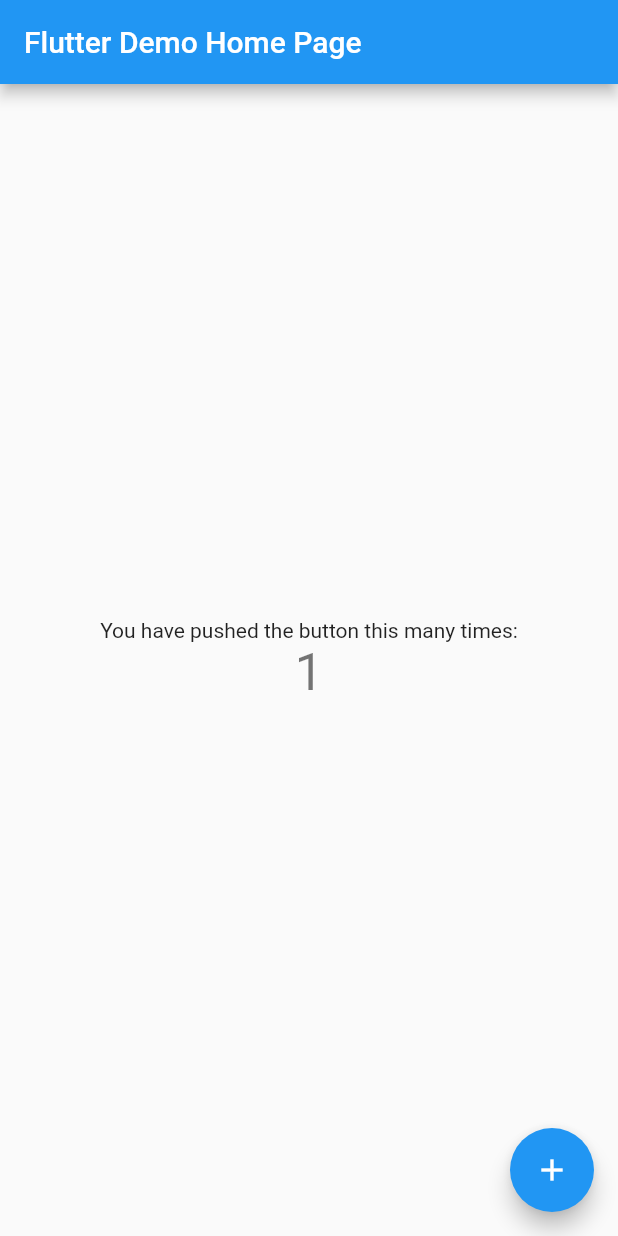
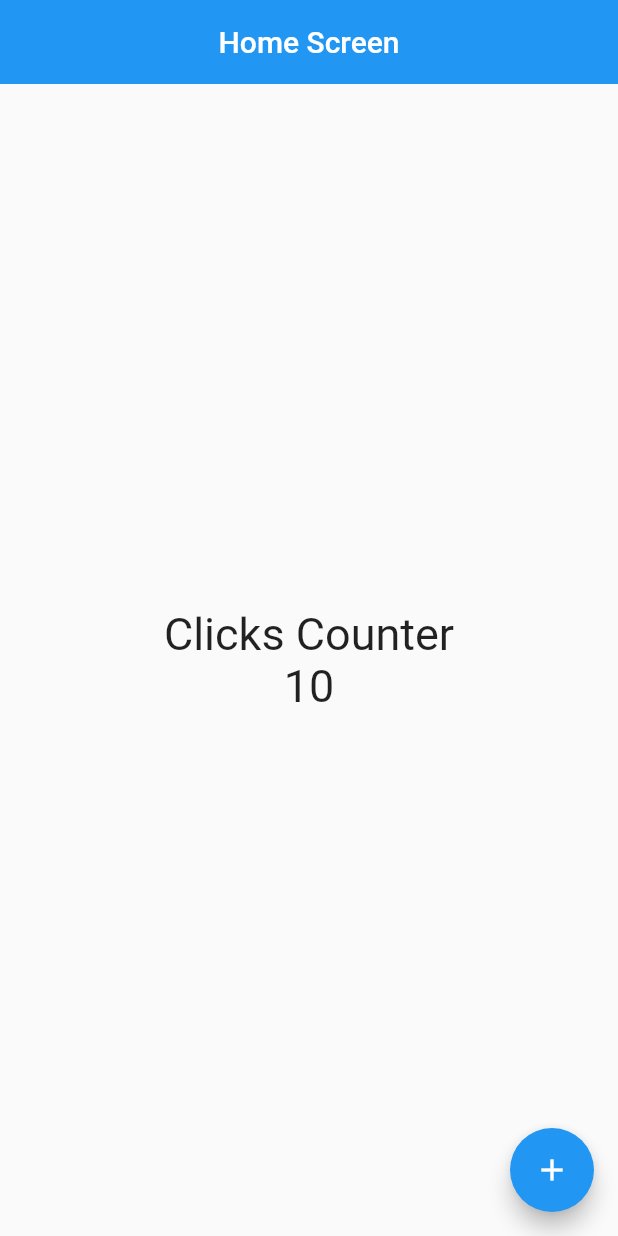
Before and after one commit to israel200021/counter_app, a Flutter app: the screen it shows after launch, after a tap on the "add" icon, on a phone screen of 412 x 824 dp. Run offline on Flutter 3.47's test engine with Material 2 defaults, Android fonts, the phone set to English and light mode, and no system bars.

Commit message:
curso Flutter

```diff
--- a/lib/main.dart
+++ b/lib/main.dart
@@ -1,3 +1,4 @@
+import 'package:counter_app/screens/home_screen.dart';
 import 'package:flutter/material.dart';
 
 void main() {
@@ -7,109 +8,11 @@ void main() {
 class MyApp extends StatelessWidget {
   const MyApp({super.key});
 
-  // This widget is the root of your application.
   @override
   Widget build(BuildContext context) {
-    return MaterialApp(
-      title: 'Flutter Demo',
-      theme: ThemeData(
-        // This is the theme of your application.
-        //
-        // Try running your application with "flutter run". You'll see the
-        // application has a blue toolbar. Then, without quitting the app, try
-        // changing the primarySwatch below to Colors.green and then invoke
-        // "hot reload" (press "r" in the console where you ran "flutter run",
-        // or simply save your changes to "hot reload" in a Flutter IDE).
-        // Notice that the counter didn't reset back to zero; the application
-        // is not restarted.
-        primarySwatch: Colors.blue,
-      ),
-      home: const MyHomePage(title: 'Flutter Demo Home Page'),
+    return const MaterialApp(
+      debugShowCheckedModeBanner: false,
+      home: HomeScreen(),
     );
   }
 }
-
-class MyHomePage extends StatefulWidget {
-  const MyHomePage({super.key, required this.title});
-
-  // This widget is the home page of your application. It is stateful, meaning
-  // that it has a State object (defined below) that contains fields that affect
-  // how it looks.
-
-  // This class is the configuration for the state. It holds the values (in this
-  // case the title) provided by the parent (in this case the App widget) and
-  // used by the build method of the State. Fields in a Widget subclass are
-  // always marked "final".
-
-  final String title;
-
-  @override
-  State<MyHomePage> createState() => _MyHomePageState();
-}
-
-class _MyHomePageState extends State<MyHomePage> {
-  int _counter = 0;
-
-  void _incrementCounter() {
-    setState(() {
-      // This call to setState tells the Flutter framework that something has
-      // changed in this State, which causes it to rerun the build method below
-      // so that the display can reflect the updated values. If we changed
-      // _counter without calling setState(), then the build method would not be
-      // called again, and so nothing would appear to happen.
-      _counter++;
-    });
-  }
-
-  @override
-  Widget build(BuildContext context) {
-    // This method is rerun every time setState is called, for instance as done
-    // by the _incrementCounter method above.
-    //
-    // The Flutter framework has been optimized to make rerunning build methods
-    // fast, so that you can just rebuild anything that needs updating rather
-    // than having to individually change instances of widgets.
-    return Scaffold(
-      appBar: AppBar(
-        // Here we take the value from the MyHomePage object that was created by
-        // the App.build method, and use it to set our appbar title.
-        title: Text(widget.title),
-      ),
-      body: Center(
-        // Center is a layout widget. It takes a single child and positions it
-        // in the middle of the parent.
-        child: Column(
-          // Column is also a layout widget. It takes a list of children and
-          // arranges them vertically. By default, it sizes itself to fit its
-          // children horizontally, and tries to be as tall as its parent.
-          //
-          // Invoke "debug painting" (press "p" in the console, choose the
-          // "Toggle Debug Paint" action from the Flutter Inspector in Android
-          // Studio, or the "Toggle Debug Paint" command in Visual Studio Code)
-          // to see the wireframe for each widget.
-          //
-          // Column has various properties to control how it sizes itself and
-          // how it positions its children. Here we use mainAxisAlignment to
-          // center the children vertically; the main axis here is the vertical
-          // axis because Columns are vertical (the cross axis would be
-          // horizontal).
-          mainAxisAlignment: MainAxisAlignment.center,
-          children: <Widget>[
-            const Text(
-              'You have pushed the button this many times:',
-            ),
-            Text(
-              '$_counter',
-              style: Theme.of(context).textTheme.headlineMedium,
-            ),
-          ],
-        ),
-      ),
-      floatingActionButton: FloatingActionButton(
-        onPressed: _incrementCounter,
-        tooltip: 'Increment',
-        child: const Icon(Icons.add),
-      ), // This trailing comma makes auto-formatting nicer for build methods.
-    );
-  }
-}
--- /dev/null
+++ b/lib/screens/home_screen.dart
@@ -0,0 +1,33 @@
+import 'package:flutter/material.dart';
+
+class HomeScreen extends StatelessWidget {
+  const HomeScreen({super.key});
+
+  @override
+  Widget build(BuildContext context) {
+    const fontSize30 = TextStyle(fontSize: 30);
+    return Scaffold(
+      appBar: AppBar(
+        title: const Center(
+          child: Text('Home Screen'),
+        ),
+        elevation: 0.0,
+      ),
+      body: Center(
+        child: Column(
+          mainAxisAlignment: MainAxisAlignment.center,
+          children: const [
+            Text('Clicks Counter', style: fontSize30),
+            Text('10', style: fontSize30),
+          ],
+        ),
+      ),
+      floatingActionButton: FloatingActionButton(
+        child: const Icon(Icons.add),
+        onPressed: () {
+          print("Hola");
+        },
+      ),
+    );
+  }
+}
```
